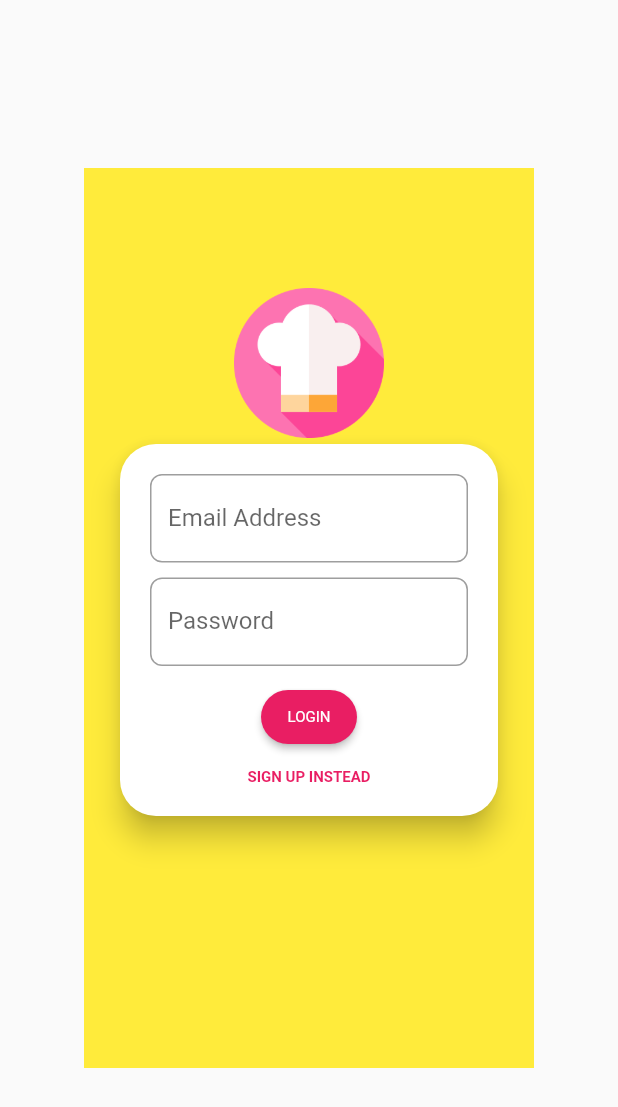
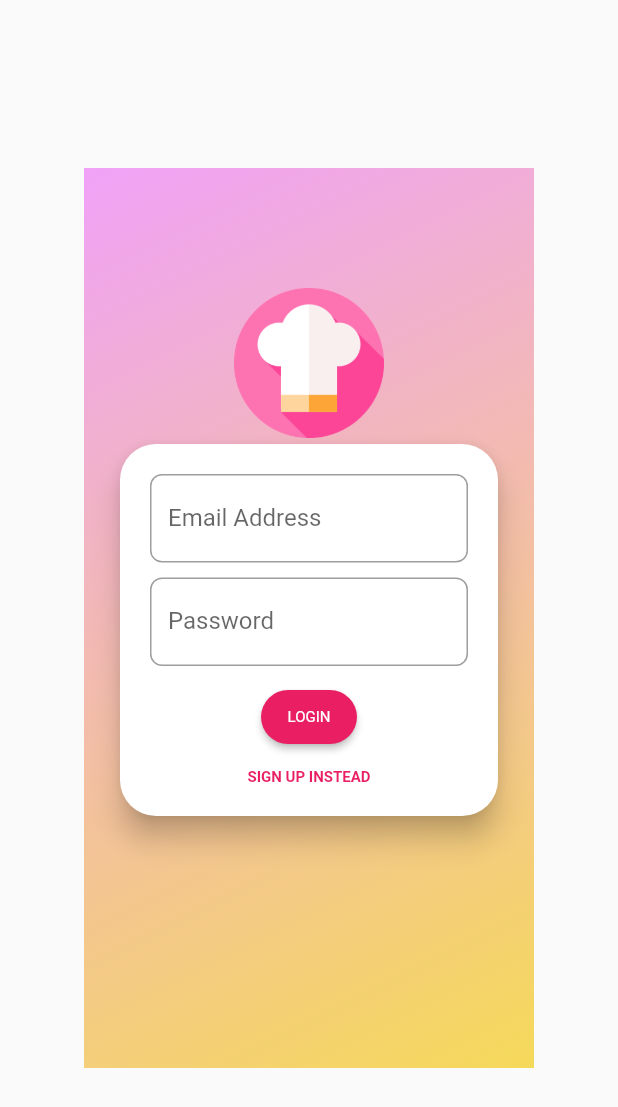
Before and after one commit to Brmjha-Trainee/meal-app, a Flutter app: the screen it shows after launch, on a phone screen of 412 x 824 dp. Shown: the top 1107 px of the screen. Run offline on Flutter 3.47's test engine with Material 2 defaults, Android fonts, the phone set to English and light mode, and no system bars.

Commit message:
made the background gradient

```diff
--- a/lib/screens/sign_in_page.dart
+++ b/lib/screens/sign_in_page.dart
@@ -20,9 +20,19 @@ class _SignInPageState extends State<SignInPage> {
     return Scaffold(
         body: Center(
       child: Container(
+        decoration: BoxDecoration(
+          gradient: LinearGradient(
+            begin: Alignment.topLeft,
+            end: Alignment.bottomRight,
+            colors: [
+              Color.fromARGB(255, 240, 162, 247),
+              Color.fromARGB(255, 245, 217, 90),
+            ],
+          ),
+        ),
         height: 600,
         width: 300,
-        color: Colors.yellow,
+        //color: Colors.yellow,
         padding: const EdgeInsets.symmetric(vertical: 80, horizontal: 20),
         child: Visibility(
           child: Column(
```
